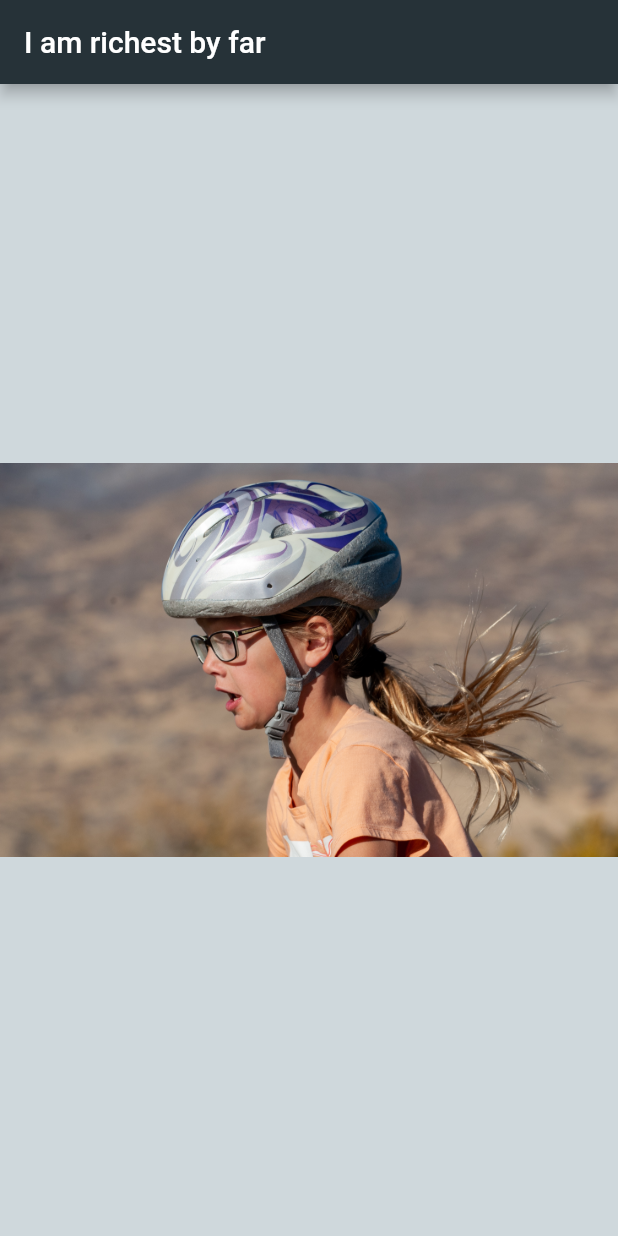
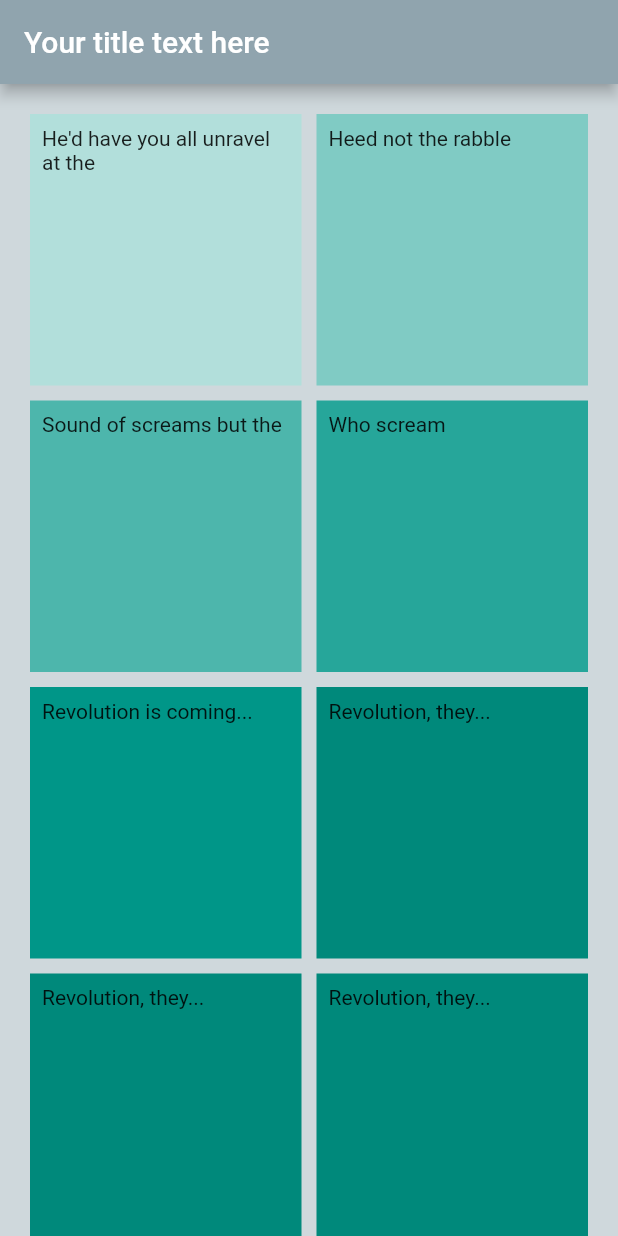
Before and after one commit to MikeJonesBYU/456flutter, a Flutter app: the screen it shows after launch, on a phone screen of 412 x 824 dp. Run offline on Flutter 3.47's test engine with Material 2 defaults, Android fonts, the phone set to English and light mode, and no system bars.

Commit message:
grid view with fixed length and contents

```diff
--- a/lib/main.dart
+++ b/lib/main.dart
@@ -11,14 +11,64 @@ class MyApp extends StatelessWidget {
         home: Scaffold(
       backgroundColor: Colors.blueGrey[100],
       appBar: AppBar(
-        title: Text('I am richest by far'),
-        backgroundColor: Colors.blueGrey[900],
+        title: Text('Your title text here'),
+        backgroundColor: Colors.blueGrey[300],
       ),
-      body: Center(
-        child: Image(
-          image: AssetImage('images/place-holder-1.jpg'),
-        ),
-      ),
+      body: GridView.count(
+        primary: false,
+        padding: const EdgeInsets.all(20),
+        crossAxisSpacing: 10,
+        mainAxisSpacing: 10,
+        crossAxisCount: 2,
+        children: <Widget>[
+          Container(
+            padding: const EdgeInsets.all(8),
+            child: const Text('He\'d have you all unravel at the'),
+            color: Colors.teal[100],
+          ),
+          Container(
+            padding: const EdgeInsets.all(8),
+            child: const Text('Heed not the rabble'),
+            color: Colors.teal[200],
+          ),
+          Container(
+            padding: const EdgeInsets.all(8),
+            child: const Text('Sound of screams but the'),
+            color: Colors.teal[300],
+          ),
+          Container(
+            padding: const EdgeInsets.all(8),
+            child: const Text('Who scream'),
+            color: Colors.teal[400],
+          ),
+          Container(
+            padding: const EdgeInsets.all(8),
+            child: const Text('Revolution is coming...'),
+            color: Colors.teal[500],
+          ),
+          Container(
+            padding: const EdgeInsets.all(8),
+            child: const Text('Revolution, they...'),
+            color: Colors.teal[600],
+          ),
+          Container(
+            padding: const EdgeInsets.all(8),
+            child: const Text('Revolution, they...'),
+            color: Colors.teal[600],
+          ),
+          Container(
+            padding: const EdgeInsets.all(8),
+            child: const Text('Revolution, they...'),
+            color: Colors.teal[600],
+          ),
+          Container(
+            padding: const EdgeInsets.all(8),
+            child: const Text('Revolution, they...'),
+            color: Colors.teal[600],
+          ),
+        ],
+      )
+       ,
     ));
   }
 }
```
